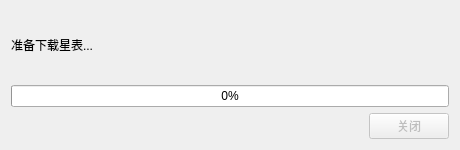
HG731GZ/HGMeteoTool, file meteoalign/ui/catalog_download_dialog.ui: the form before one commit.
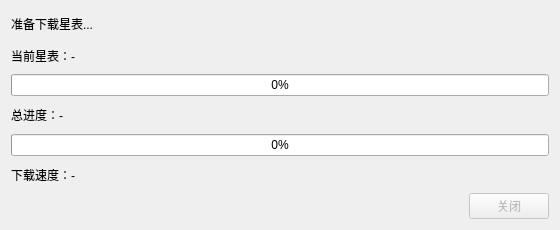
The form after the commit.

Commit message: 优化星表下载弹窗

Diff of the .ui file:
```diff
--- a/meteoalign/ui/catalog_download_dialog.ui
+++ b/meteoalign/ui/catalog_download_dialog.ui
@@ -9,8 +9,8 @@
    <rect>
     <x>0</x>
     <y>0</y>
-    <width>460</width>
-    <height>150</height>
+    <width>560</width>
+    <height>230</height>
    </rect>
   </property>
   <property name="windowTitle">
@@ -28,12 +28,40 @@
     </widget>
    </item>
    <item>
-    <widget class="QProgressBar" name="progressBar">
+    <widget class="QLabel" name="labelCurrentTitle">
+     <property name="text">
+      <string>当前星表：-</string>
+     </property>
+    </widget>
+   </item>
+   <item>
+    <widget class="QProgressBar" name="progressBarCurrent">
      <property name="value">
       <number>0</number>
      </property>
     </widget>
    </item>
+   <item>
+    <widget class="QLabel" name="labelTotalTitle">
+     <property name="text">
+      <string>总进度：-</string>
+     </property>
+    </widget>
+   </item>
+   <item>
+    <widget class="QProgressBar" name="progressBarTotal">
+     <property name="value">
+      <number>0</number>
+     </property>
+    </widget>
+   </item>
+   <item>
+    <widget class="QLabel" name="labelSpeed">
+     <property name="text">
+      <string>下载速度：-</string>
+     </property>
+    </widget>
+   </item>
    <item>
     <layout class="QHBoxLayout" name="horizontalLayoutButtons">
      <item>
```
The commit also changes 3 other files.
